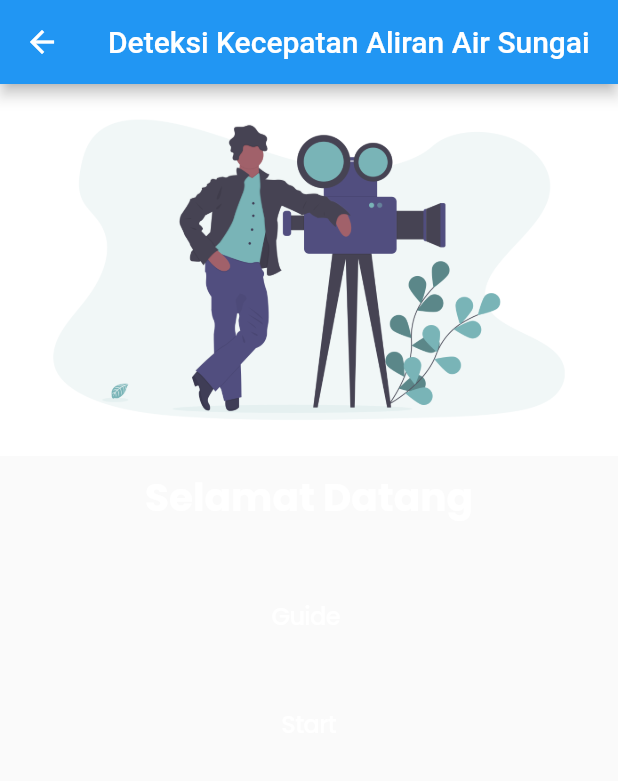
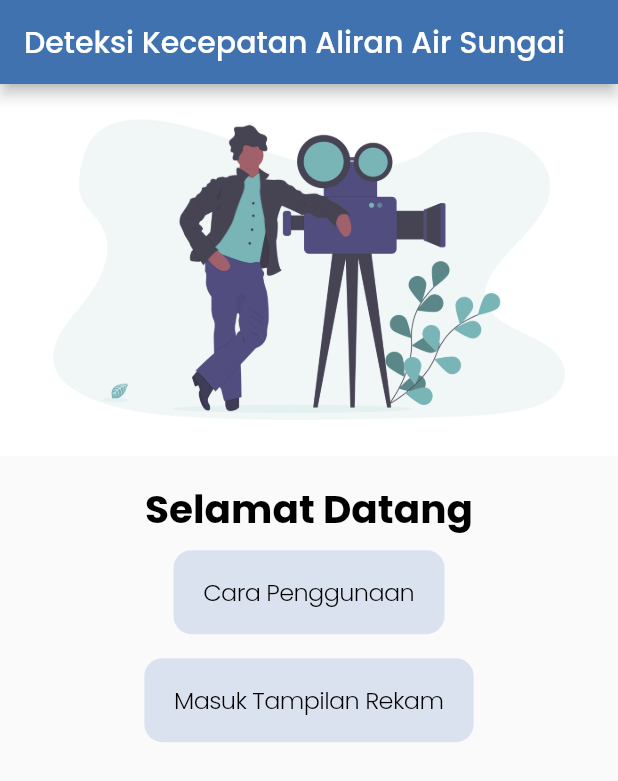
Before and after one commit to khlanwar/Hardco_a4, a Flutter app: the HomeScreen screen opened directly, on a phone screen of 412 x 824 dp. Shown: the top 781 px of the screen. Run offline on Flutter 3.47's test engine with Material 2 defaults, Android fonts, the phone set to English and light mode, and no system bars; our stand-ins replace google_fonts.

Commit message:
Fix Color Theme

```diff
--- a/app_mobile/lib/home_screen.dart
+++ b/app_mobile/lib/home_screen.dart
@@ -16,7 +16,7 @@ class HomeScreen extends StatelessWidget {
           child: Column(children: <Widget>[
         Center(child: Image.asset('assets/camera_undraw.png')),
         Padding(
-          padding: const EdgeInsets.only(top: 8.0, bottom: 32.0),
+          padding: const EdgeInsets.only(top: 16.0, bottom: 8.0),
           child: Text(
             'Selamat Datang',
             style: titleTextStyle,
@@ -25,25 +25,18 @@ class HomeScreen extends StatelessWidget {
         Padding(
           padding: const EdgeInsets.only(bottom: 16.0),
           child: CupertinoButton(
-            color: firstColor,
-            child: Row(
-              mainAxisSize: MainAxisSize.min,
-              children: <Widget>[
-                Text('Guide',style: buttonTextStyle),
-                SizedBox(width: 4.0),
-              ],
-            ),
-            onPressed: () {},
+            color: thirdThemeColor,
+            child: Text('Cara Penggunaan', style: subTitleTextStyle),
+            onPressed: () {
+              Navigator.push(context, MaterialPageRoute(builder: (context) {
+                return VideoScreen();
+              }));
+            },
           ),
         ),
         CupertinoButton(
-              color: firstColor,
-              child: Row(
-                mainAxisSize: MainAxisSize.min,
-                children: <Widget>[
-                  Text('Start',style: buttonTextStyle),
-                ],
-              ),
+          color: thirdThemeColor,
+          child: Text('Masuk Tampilan Rekam', style: subTitleTextStyle),
           onPressed: () {
             Navigator.push(context, MaterialPageRoute(builder: (context) {
               return VideoScreen();
--- a/app_mobile/lib/theme.dart
+++ b/app_mobile/lib/theme.dart
@@ -1,35 +1,43 @@
 import 'package:flutter/material.dart';
 import 'package:google_fonts/google_fonts.dart';
 
-Color whiteColor = Color(0xffFFFFFF);
-Color blueColor = Color(0xff8997B8);
+Color firstThemeColor = Color(0xff112D4E);
+Color secoundThemeColor = Color(0xff3F72AF);
+Color thirdThemeColor = Color(0xffDBE2EF);
+Color textColorBlack = Color(0xff000000);
+Color textColorWhite = Color(0xffFFFFFF);
+
+TextStyle appbarTextStyle = GoogleFonts.poppins(
+  color: textColorWhite,
+  fontSize: 20,
+);
 
 TextStyle titleTextStyle = GoogleFonts.poppins(
-  color: whiteColor,
+  color: textColorBlack,
   fontWeight: FontWeight.bold,
   fontSize: 26,
 );
 
 TextStyle subTitleTextStyle = GoogleFonts.poppins(
-  color: whiteColor,
+  color: textColorBlack,
   fontWeight: FontWeight.w300,
   fontSize: 16,
 );
 
 TextStyle planTextStyle = GoogleFonts.poppins(
-  color: whiteColor,
+  color: textColorBlack,
   fontWeight: FontWeight.w500,
   fontSize: 14,
 );
 
 TextStyle descTextStyle = GoogleFonts.poppins(
-  color: whiteColor,
+  color: textColorBlack,
   fontWeight: FontWeight.w300,
   fontSize: 12,
 );
 
 TextStyle buttonTextStyle = GoogleFonts.poppins(
-  color: whiteColor,
+  color: textColorBlack,
   fontWeight: FontWeight.w500,
   fontSize: 16,
 );
```
Also changed, not shown: app_mobile/lib/main.dart (+4 -37 lines), app_mobile/lib/video_screen.dart (+27 -46 lines). Lines whose indentation alone changed are shown as unchanged.
